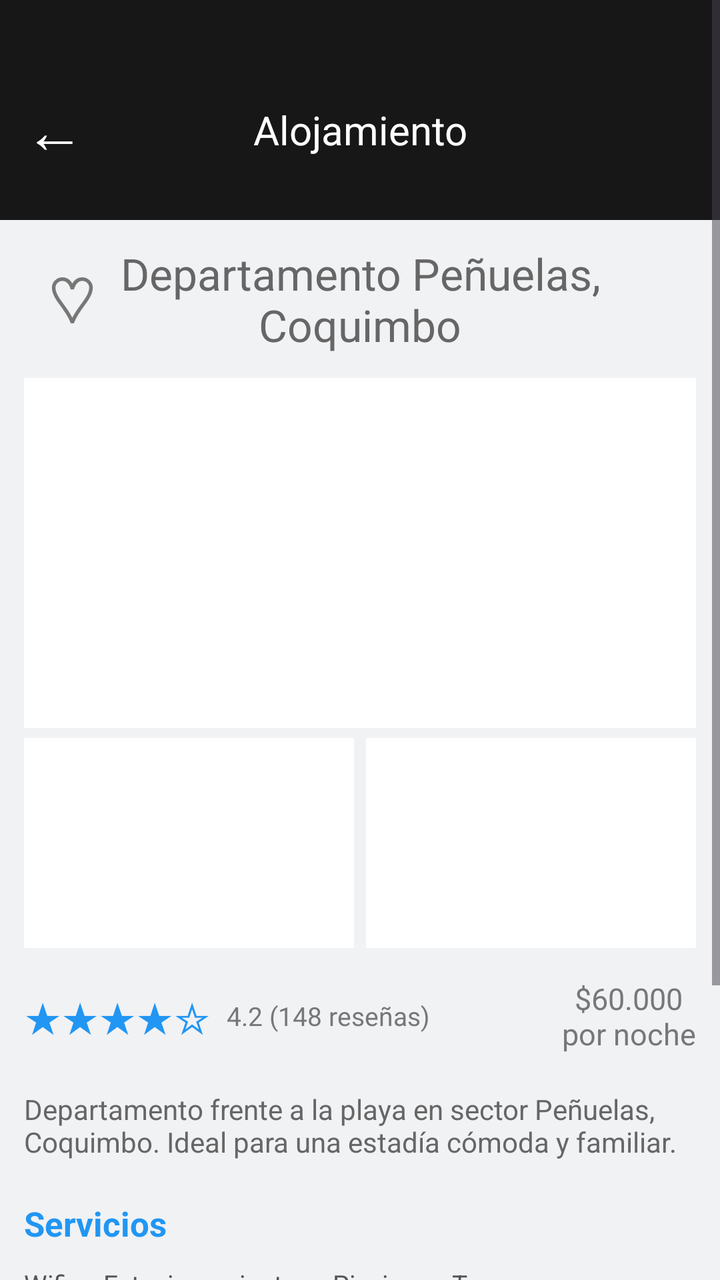
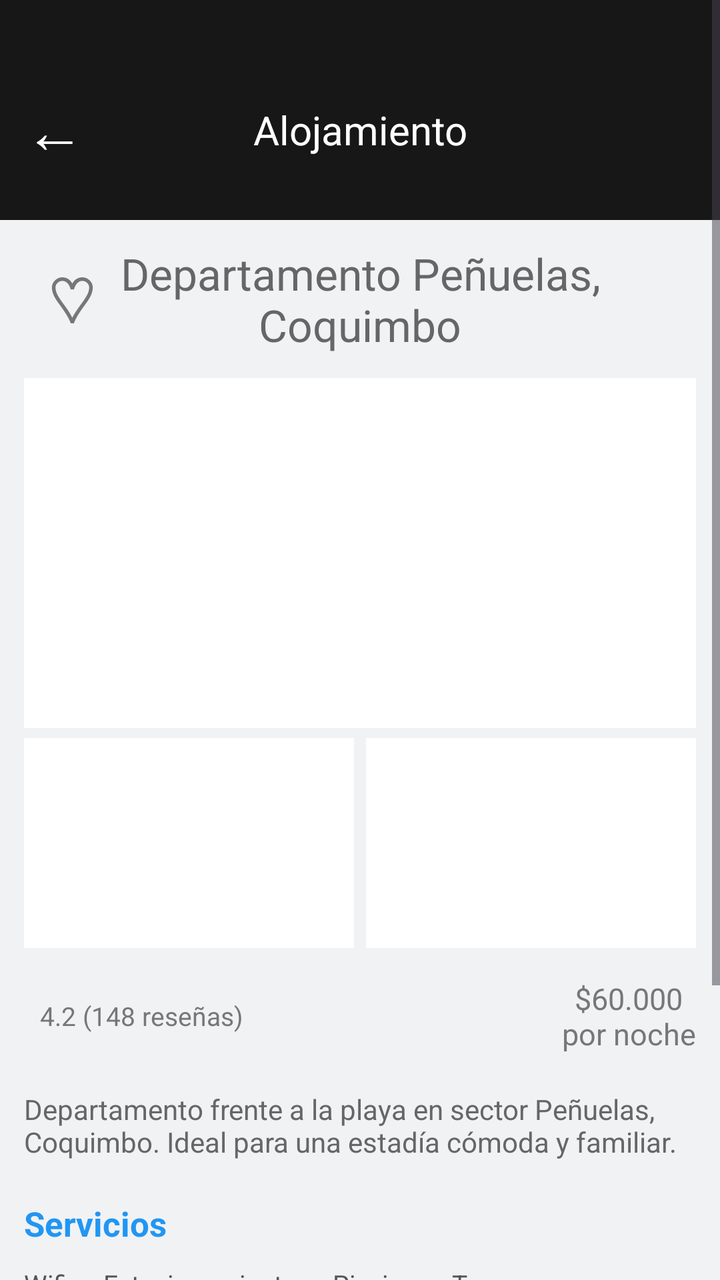

Before-and-after screenshots of an Android layout around one commit, followed by the original layout XML and the change that was made.
<!-- AndroidManifest.xml: application theme Theme.Pipabnb -->
<!-- res/layout/detalle_alojamiento.xml -->
<?xml version="1.0" encoding="utf-8"?>
<ScrollView
    xmlns:android="http://schemas.android.com/apk/res/android"
    android:id="@+id/mainDetalle"
    android:layout_width="match_parent"
    android:layout_height="match_parent"
    android:fillViewport="true"
    android:background="#F1F2F4">

    <LinearLayout
        android:layout_width="match_parent"
        android:layout_height="wrap_content"
        android:orientation="vertical">

        
        <LinearLayout
            android:layout_width="match_parent"
            android:layout_height="110dp"
            android:background="#171717"
            android:gravity="center_vertical"
            android:paddingTop="20dp"
            android:orientation="horizontal">

            <TextView
                android:id="@+id/btnVolver"
                android:layout_width="55dp"
                android:layout_height="55dp"
                android:text="←"
                android:textSize="30sp"
                android:textColor="#FFFFFF"
                android:gravity="center"/>

            <TextView
                android:layout_width="0dp"
                android:layout_height="wrap_content"
                android:layout_weight="1"
                android:text="Alojamiento"
                android:textColor="#FFFFFF"
                android:textSize="20sp"
                android:gravity="center"/>

            <View
                android:layout_width="55dp"
                android:layout_height="1dp"/>

        </LinearLayout>

        
        <LinearLayout
            android:layout_width="match_parent"
            android:layout_height="wrap_content"
            android:orientation="vertical"
            android:padding="12dp">

            
            <LinearLayout
                android:layout_width="match_parent"
                android:layout_height="wrap_content"
                android:orientation="horizontal"
                android:gravity="center_vertical">

                <TextView
                    android:id="@+id/btnFavorito"
                    android:layout_width="48dp"
                    android:layout_height="wrap_content"
                    android:text="♡"
                    android:textSize="32sp"
                    android:textColor="#777777"
                    android:gravity="center"/>

                <TextView
                    android:id="@+id/txtNombreAlojamiento"
                    android:layout_width="0dp"
                    android:layout_height="wrap_content"
                    android:layout_weight="1"
                    android:text="Departamento Peñuelas, Coquimbo"
                    android:textSize="22sp"
                    android:textColor="#666666"
                    android:gravity="center"/>

                <View
                    android:layout_width="48dp"
                    android:layout_height="1dp"/>

            </LinearLayout>

            
            <ImageView
                android:id="@+id/imagenPrincipal"
                android:layout_width="match_parent"
                android:layout_height="175dp"
                android:layout_marginTop="12dp"
                android:background="#FFFFFF"

                android:contentDescription="Imagen principal del alojamiento"
                android:scaleType="centerCrop"/>

            
            <LinearLayout
                android:layout_width="match_parent"
                android:layout_height="105dp"
                android:layout_marginTop="5dp"
                android:orientation="horizontal">

                <ImageView
                    android:id="@+id/imagenSecundaria1"
                    android:layout_width="0dp"
                    android:layout_height="match_parent"
                    android:layout_weight="1"
                    android:layout_marginEnd="3dp"
                    android:background="#FFFFFF"

                    android:contentDescription="Segunda imagen del alojamiento"
                    android:scaleType="centerCrop"/>

                <ImageView
                    android:id="@+id/imagenSecundaria2"
                    android:layout_width="0dp"
                    android:layout_height="match_parent"
                    android:layout_weight="1"
                    android:layout_marginStart="3dp"
                    android:background="#FFFFFF"

                    android:contentDescription="Tercera imagen del alojamiento"
                    android:scaleType="centerCrop"/>

            </LinearLayout>

            
            <LinearLayout
                android:layout_width="match_parent"
                android:layout_height="wrap_content"
                android:layout_marginTop="15dp"
                android:orientation="horizontal"
                android:gravity="center_vertical">

                <TextView
                    android:layout_width="wrap_content"
                    android:layout_height="wrap_content"
                    android:text="★★★★☆"
                    android:textSize="21sp"
                    android:textColor="#2196F3"/>

                <TextView
                    android:id="@+id/txtValoracion"
                    android:layout_width="0dp"
                    android:layout_height="wrap_content"
                    android:layout_weight="1"
                    android:text="4.2 (148 reseñas)"
                    android:textSize="13sp"
                    android:textColor="#777777"
                    android:layout_marginStart="8dp"/>

                <TextView
                    android:id="@+id/txtPrecio"
                    android:layout_width="wrap_content"
                    android:layout_height="wrap_content"
                    android:text="$60.000\npor noche"
                    android:textSize="15sp"
                    android:textColor="#777777"
                    android:gravity="center"/>

            </LinearLayout>

            
            <TextView
                android:id="@+id/txtDescripcion"
                android:layout_width="match_parent"
                android:layout_height="wrap_content"
                android:layout_marginTop="18dp"
                android:text="Departamento frente a la playa en sector Peñuelas, Coquimbo. Ideal para una estadía cómoda y familiar."
                android:textColor="#666666"
                android:textSize="14sp"/>

            
            <TextView
                android:layout_width="match_parent"
                android:layout_height="wrap_content"
                android:layout_marginTop="20dp"
                android:text="Servicios"
                android:textSize="17sp"
                android:textStyle="bold"
                android:textColor="#2196F3"/>

            <TextView
                android:layout_width="match_parent"
                android:layout_height="wrap_content"
                android:layout_marginTop="10dp"
                android:text="Wifi  •  Estacionamiento  •  Piscina  •  Terraza"
                android:textSize="13sp"
                android:textColor="#555555"/>

            <TextView
                android:layout_width="match_parent"
                android:layout_height="wrap_content"
                android:layout_marginTop="8dp"
                android:text="Cocina  •  Lavadora  •  TV de pantalla plana"
                android:textSize="13sp"
                android:textColor="#555555"/>

            
            <TextView
                android:layout_width="match_parent"
                android:layout_height="wrap_content"
                android:layout_marginTop="25dp"
                android:text="Comentarios"
                android:textSize="17sp"
                android:textStyle="bold"
                android:textColor="#2196F3"/>

            <LinearLayout
                android:layout_width="match_parent"
                android:layout_height="wrap_content"
                android:layout_marginTop="10dp"
                android:padding="12dp"
                android:orientation="vertical"
                android:background="#FFFFFF">

                <TextView
                    android:layout_width="match_parent"
                    android:layout_height="wrap_content"
                    android:text="Víctor  ★★★★★"
                    android:textColor="#2196F3"
                    android:textSize="15sp"
                    android:textStyle="bold"/>

                <TextView
                    android:layout_width="match_parent"
                    android:layout_height="wrap_content"
                    android:layout_marginTop="5dp"
                    android:text="Excelente ubicación y el anfitrión muy preocupado. Excelente experiencia."
                    android:textColor="#555555"
                    android:textSize="14sp"/>

            </LinearLayout>

        </LinearLayout>

    </LinearLayout>

</ScrollView>
<!-- resources referenced by this layout -->
<resources>
  <style name="Theme.Pipabnb" parent="Base.Theme.Pipabnb" />
  <style name="Base.Theme.Pipabnb" parent="Theme.Material3.DayNight.NoActionBar">
          
          
      </style>
</resources>

<!-- the commit's change to res/layout/detalle_alojamiento.xml (unified diff, before → after) -->
@@ -137,7 +137,7 @@
                 <TextView
                     android:layout_width="wrap_content"
                     android:layout_height="wrap_content"
-                    android:text="★★★★☆"
+                    android:id="@+id/txtEstrellasDetalle"
                     android:textSize="21sp"
                     android:textColor="#2196F3"/>
 
